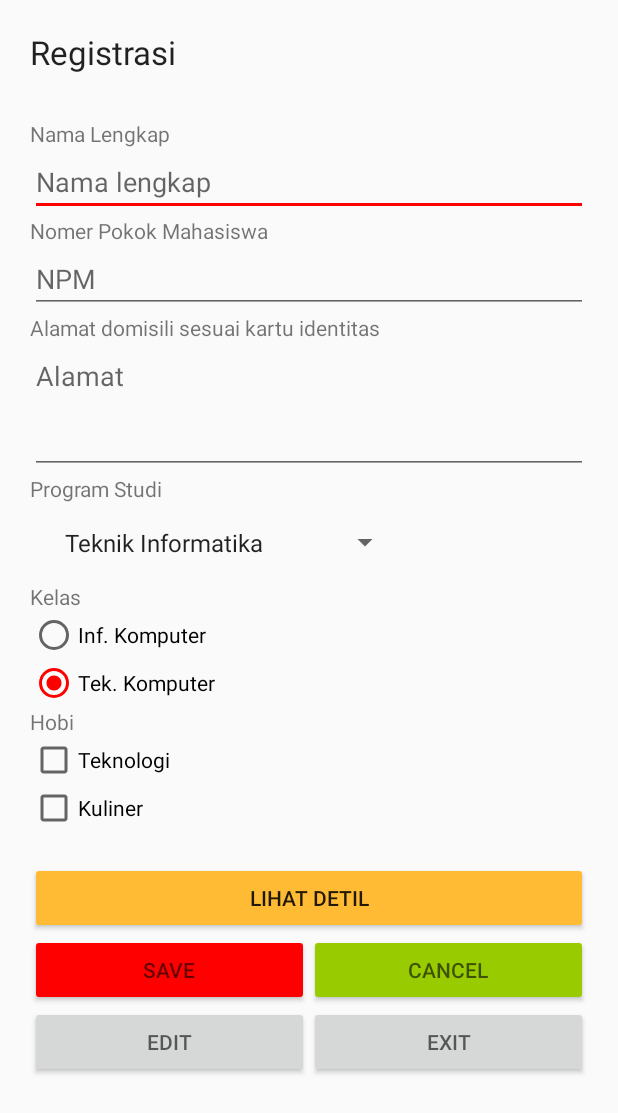
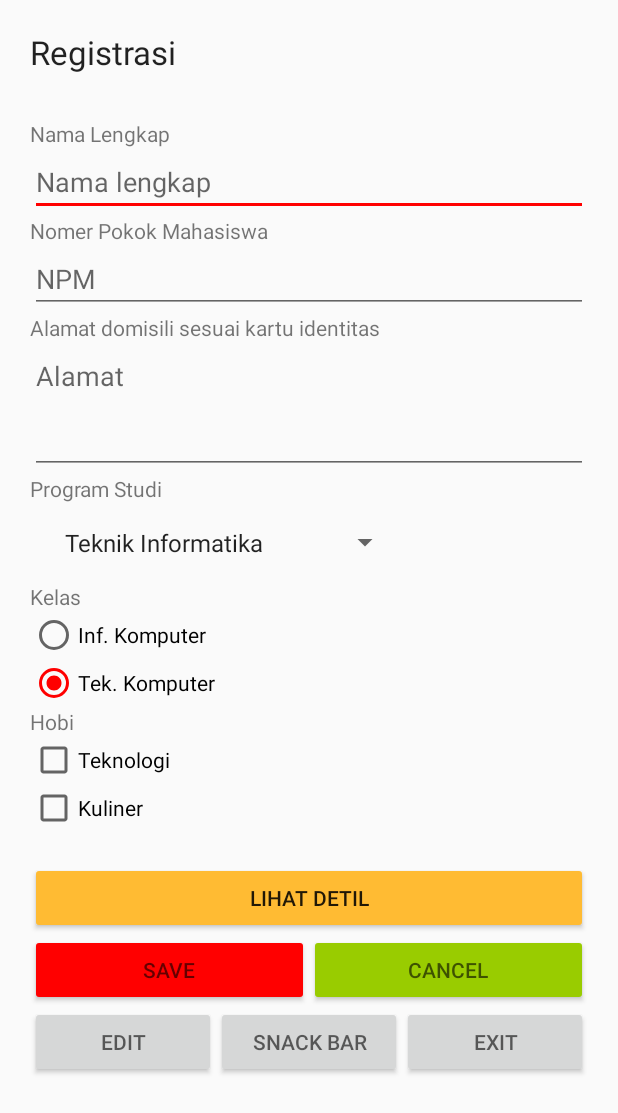
Before and after one commit to hendroprwk08/Android_Java_Basic_UI, an Android app: the layout activity_main.xml on its own in the app's theme, with its tools: preview values and no code run, on a phone screen of 412 x 824 dp. Shown: the top 1113 px of the screen. Run offline under Robolectric (Android 15) with nearby library versions, the phone set to English and light mode, and no system bars.

Commit message:
lengkap dengan action dan snack bar

```diff
--- a/app/src/main/res/layout/activity_main.xml
+++ b/app/src/main/res/layout/activity_main.xml
@@ -163,6 +163,13 @@
                 <Button
                     android:layout_width="match_parent"
                     android:layout_height="wrap_content"
+                    android:hint="SNACK BAR"
+                    android:id="@+id/bt_snack"
+                    android:layout_weight="1"/>
+
+                <Button
+                    android:layout_width="match_parent"
+                    android:layout_height="wrap_content"
                     android:hint="EXIT"
                     android:id="@+id/bt_exit"
                     android:layout_weight="1"/>
```
Also changed, not shown: app/src/main/java/com/example/myapplication/MainActivity.java (+22 -3 lines).
